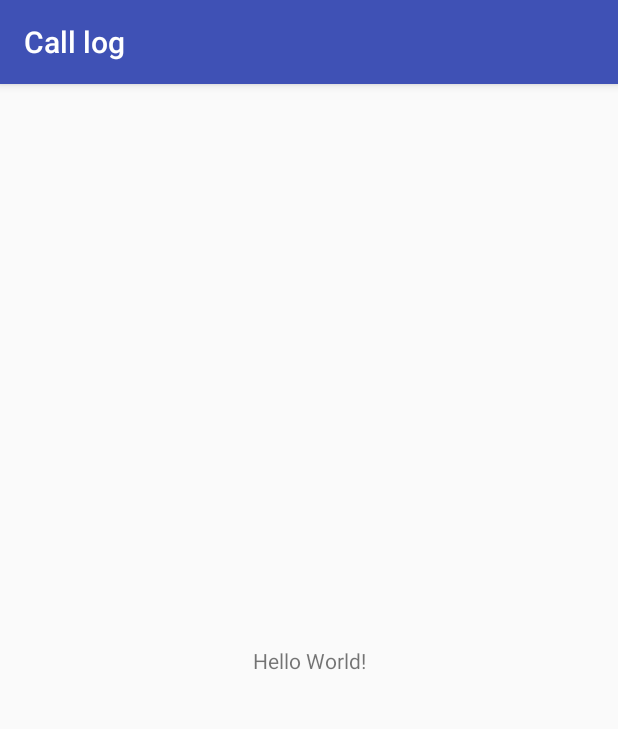
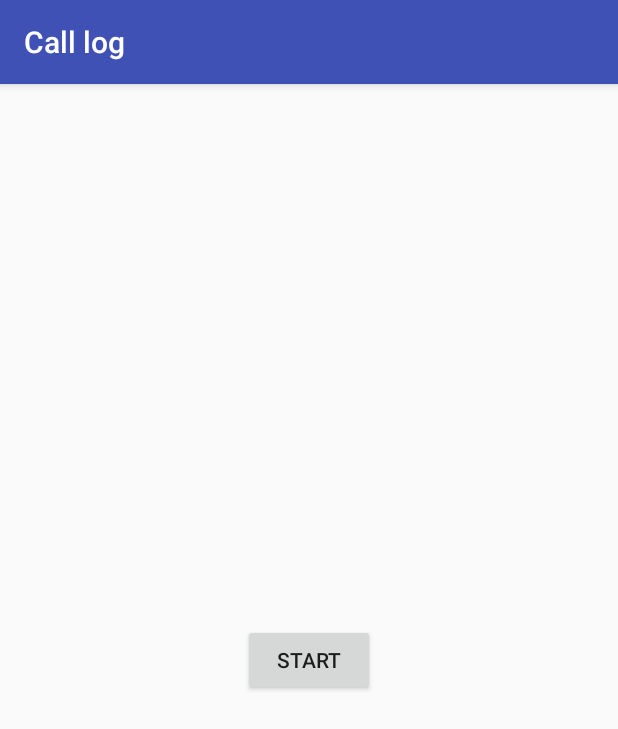
Before and after one commit to santiago91ams/calllog, an Android app: the screen it shows after launch (MainActivity), on a phone screen of 412 x 824 dp. Shown: the top 729 px of the screen. Run offline under Robolectric (Android 15) with nearby library versions, the phone set to English and light mode, and no system bars.

Commit message:
*integrate service with phone log listener

```diff
--- a/Calllog/app/src/main/java/com/service/calllog/MainActivity.java
+++ b/Calllog/app/src/main/java/com/service/calllog/MainActivity.java
@@ -1,16 +1,61 @@
 package com.service.calllog;
 
+import android.app.ActivityManager;
+import android.content.Context;
 import android.content.Intent;
 import android.support.v7.app.AppCompatActivity;
 import android.os.Bundle;
+import android.view.View;
+import android.widget.Button;
 
 public class MainActivity extends AppCompatActivity {
+
+    private CallLogService callLogService = new CallLogService();
+    private boolean isServiceStarted;
+    private Button serviceControl;
 
     @Override
     protected void onCreate(Bundle savedInstanceState) {
         super.onCreate(savedInstanceState);
         setContentView(R.layout.activity_main);
+        serviceControl = (Button) findViewById(R.id.button);
 
-        startService(new Intent(this, CallLogService.class));
+        isServiceStarted = checkIfServiceIsRunning(CallLogService.class);
+
+        if (isServiceStarted) {
+            serviceControl.setText("Stop");
+        } else {
+            serviceControl.setText("Start");
+        }
+
+        serviceControl.setOnClickListener(new View.OnClickListener() {
+            @Override
+            public void onClick(View v) {
+
+                if (isServiceStarted) {
+                    updateService("Start", false);
+                    callLogService.stopService();
+                } else {
+                    updateService("Stop", true);
+                    startService(new Intent(MainActivity.this, CallLogService.class));
+                }
+
+            }
+        });
+    }
+
+    private void updateService(String label, boolean serviceState) {
+        serviceControl.setText(label);
+        isServiceStarted = serviceState;
+    }
+
+    private boolean checkIfServiceIsRunning(Class<?> serviceClass) {
+        ActivityManager manager = (ActivityManager) getSystemService(Context.ACTIVITY_SERVICE);
+        for (ActivityManager.RunningServiceInfo service : manager.getRunningServices(Integer.MAX_VALUE)) {
+            if (serviceClass.getName().equals(service.service.getClassName())) {
+                return true;
+            }
+        }
+        return false;
     }
 }
--- a/Calllog/app/src/main/res/layout/activity_main.xml
+++ b/Calllog/app/src/main/res/layout/activity_main.xml
@@ -1,18 +1,17 @@
 <?xml version="1.0" encoding="utf-8"?>
-<android.support.constraint.ConstraintLayout xmlns:android="http://schemas.android.com/apk/res/android"
+<android.widget.LinearLayout xmlns:android="http://schemas.android.com/apk/res/android"
     xmlns:app="http://schemas.android.com/apk/res-auto"
     xmlns:tools="http://schemas.android.com/tools"
     android:layout_width="match_parent"
     android:layout_height="match_parent"
+    android:gravity="center"
     tools:context="com.service.calllog.MainActivity">
 
-    <TextView
+    <Button
+        android:id="@+id/button"
         android:layout_width="wrap_content"
         android:layout_height="wrap_content"
-        android:text="Hello World!"
-        app:layout_constraintBottom_toBottomOf="parent"
-        app:layout_constraintLeft_toLeftOf="parent"
-        app:layout_constraintRight_toRightOf="parent"
-        app:layout_constraintTop_toTopOf="parent" />
+        android:layout_gravity="center"
+        android:text="Button"/>
 
-</android.support.constraint.ConstraintLayout>
+</android.widget.LinearLayout>
```
Also changed, not shown: Calllog/app/src/main/java/com/service/calllog/CallLogService.java (+18 -8 lines), Calllog/app/src/main/java/com/service/calllog/CallLogStateListener.java (+4 -6 lines).
